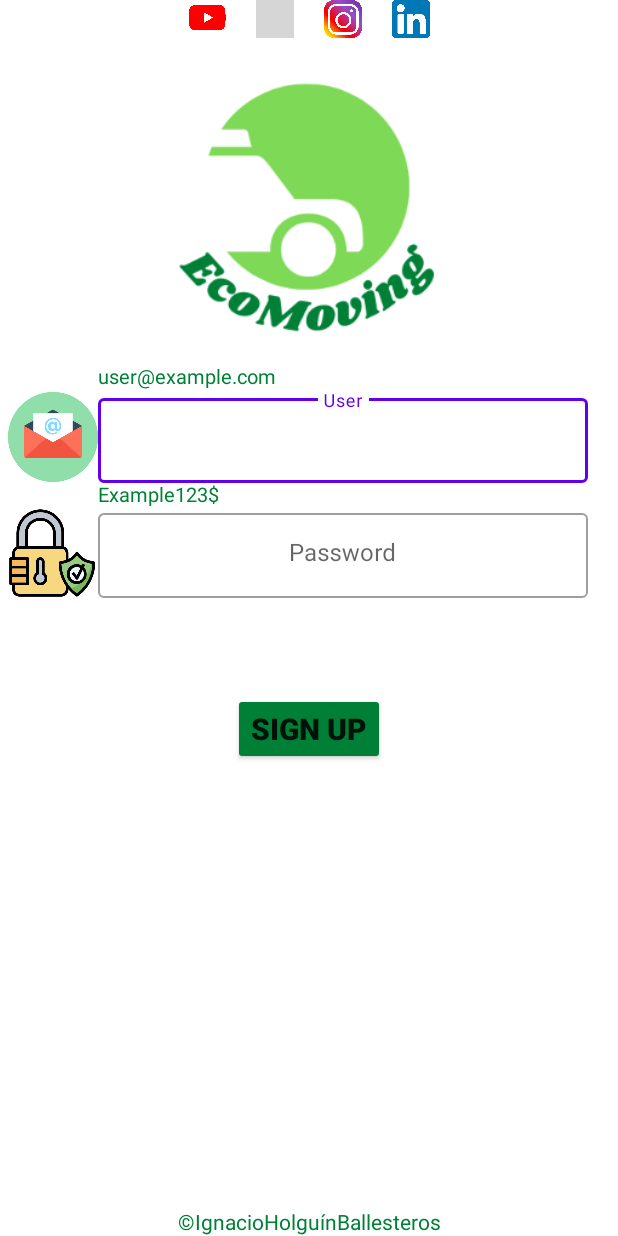
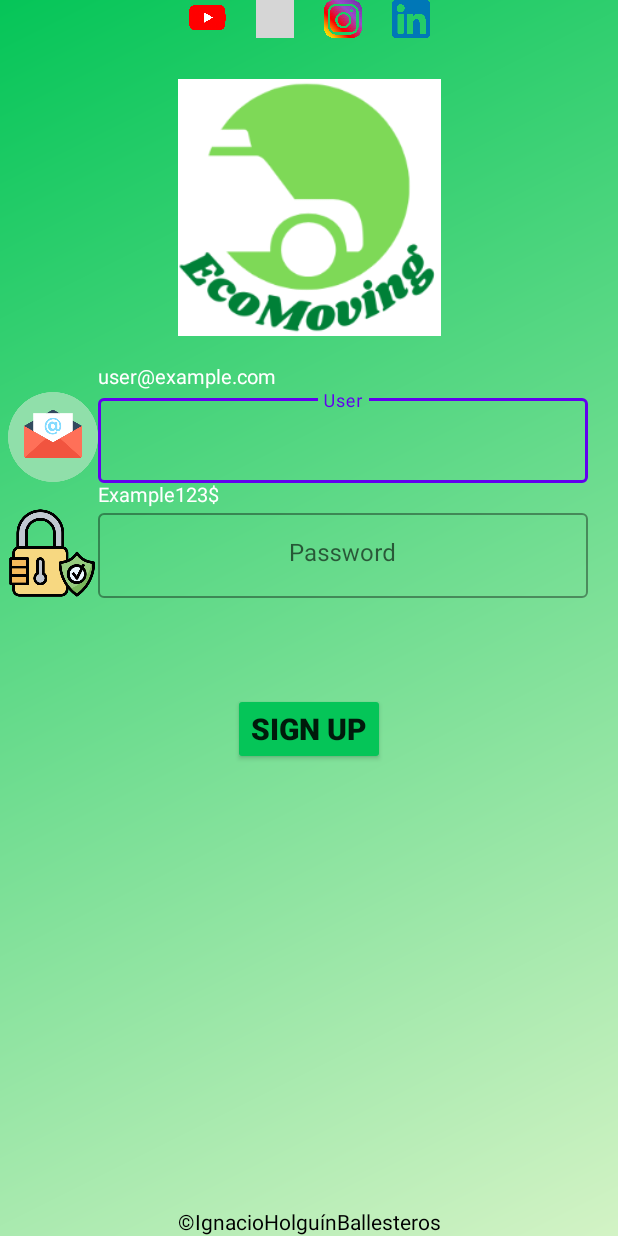
Before and after one commit to ignhol211/EcoMoving_Frontend, an Android app: the screen it shows after launch (LoginActivity), on a phone screen of 412 x 824 dp. Run offline under Robolectric (Android 15) with nearby library versions, the phone set to English and light mode, and no system bars; grey boxes are pictures that could not be loaded.

Commit message:
12/06/2022 Entregado

```diff
--- /dev/null
+++ b/app/src/main/res/drawable/gradient.xml
@@ -0,0 +1,10 @@
+<?xml version="1.0" encoding="utf-8"?>
+<shape
+    xmlns:android="http://schemas.android.com/apk/res/android"
+    android:shape="rectangle" >
+    <gradient
+        android:type="linear"
+        android:angle="135"
+        android:startColor="@color/ecomoving_lightgreen"
+        android:endColor="@color/ecomoving_darkgreen"/>
+</shape>
--- a/app/src/main/res/drawable/splash_screen.xml
+++ b/app/src/main/res/drawable/splash_screen.xml
@@ -2,16 +2,19 @@
 <layer-list android:opacity="opaque"
     xmlns:android="http://schemas.android.com/apk/res/android">
 
-    <item android:drawable="@color/ecomoving_lightgreen"/>
+    <item android:drawable="@drawable/gradient"/>
 
     <item
         android:left="150dp"
         android:right="150dp"
         android:top="300dp"
-        android:bottom="300dp">
+        android:bottom="300dp"
+        android:gravity="center">
 
         <bitmap android:src="@mipmap/ecomoving_logo"/>
 
     </item>
 
+
+
 </layer-list>
--- a/app/src/main/res/layout/login_activity.xml
+++ b/app/src/main/res/layout/login_activity.xml
@@ -5,7 +5,7 @@
     android:layout_width="match_parent"
     android:layout_height="match_parent"
     tools:context=".login.LoginActivity"
-    android:backgroundTint="@color/ecomoving_lightgreen">
+    android:background="@drawable/gradient">
 
     <LinearLayout
         android:id="@+id/social_media"
@@ -48,7 +48,7 @@
             android:contentDescription="@string/linkedin"/>
     </LinearLayout>
 
-    <ImageView
+    <com.google.android.material.imageview.ShapeableImageView
         android:id="@+id/iv_logo"
         android:layout_width="175dp"
         android:layout_height="175dp"
@@ -67,7 +67,7 @@
         android:layout_height="wrap_content"
         android:layout_marginVertical="15dp"
         android:text="@string/userformat"
-        android:textColor="@color/ecomoving_darkgreen"
+        android:textColor="@color/white"
         android:textSize="13sp"
         android:visibility="visible"
         app:layout_constraintBottom_toTopOf="@+id/til_user"
@@ -101,6 +101,7 @@
             android:layout_width="match_parent"
             android:layout_height="wrap_content"
             android:gravity="center_horizontal"
+            android:textColor="@color/white"
             android:hint="@string/login_user"
             android:inputType="text"
             app:errorEnabled="true"/>
@@ -112,7 +113,7 @@
         android:layout_height="wrap_content"
         android:layout_marginVertical="15dp"
         android:text="@string/passwordformat"
-        android:textColor="@color/ecomoving_darkgreen"
+        android:textColor="@color/white"
         android:textSize="13sp"
         android:visibility="visible"
         app:layout_constraintBottom_toTopOf="@+id/til_password"
@@ -147,6 +148,7 @@
             android:layout_width="match_parent"
             android:layout_height="wrap_content"
             android:gravity="center_horizontal"
+            android:textColor="@color/white"
             android:hint="@string/login_password"
             android:inputType="textPassword"
             app:errorEnabled="true" />
@@ -187,7 +189,7 @@
         app:layout_constraintBottom_toBottomOf="parent"
         app:layout_constraintEnd_toEndOf="parent"
         app:layout_constraintStart_toStartOf="parent"
-        android:textColor="@color/ecomoving_darkgreen"
+        android:textColor="@color/black"
         android:text="@string/copyright"/>
 
 </androidx.constraintlayout.widget.ConstraintLayout>
--- a/app/src/main/res/layout/maps_activity.xml
+++ b/app/src/main/res/layout/maps_activity.xml
@@ -5,6 +5,7 @@
     xmlns:tools="http://schemas.android.com/tools"
     android:layout_width="match_parent"
     android:layout_height="match_parent"
+    android:background="@drawable/gradient"
     tools:context=".journey.MapsActivity">
 
     <fragment
--- a/app/src/main/res/layout/signup_activity.xml
+++ b/app/src/main/res/layout/signup_activity.xml
@@ -3,7 +3,8 @@
     xmlns:app="http://schemas.android.com/apk/res-auto"
     xmlns:tools="http://schemas.android.com/tools"
     android:layout_width="match_parent"
-    android:layout_height="match_parent">
+    android:layout_height="match_parent"
+    android:background="@drawable/gradient">
 
 
     <TextView
@@ -12,7 +13,7 @@
         android:layout_height="wrap_content"
         android:layout_marginVertical="15dp"
         android:text="@string/userformat"
-        android:textColor="@color/ecomoving_darkgreen"
+        android:textColor="@color/white"
         android:textSize="13sp"
         android:visibility="visible"
         app:layout_constraintBottom_toTopOf="@+id/til_user"
@@ -45,6 +46,7 @@
             android:layout_width="match_parent"
             android:layout_height="wrap_content"
             android:gravity="center_horizontal"
+            android:textColor="@color/white"
             android:hint="@string/login_user"
             android:inputType="text"
             app:errorEnabled="true"/>
@@ -56,7 +58,7 @@
         android:layout_height="wrap_content"
         android:layout_marginTop="15dp"
         android:text="@string/passwordformat"
-        android:textColor="@color/ecomoving_darkgreen"
+        android:textColor="@color/white"
         android:textSize="13sp"
         android:visibility="visible"
         app:layout_constraintBottom_toTopOf="@+id/til_password"
@@ -90,6 +92,7 @@
             android:layout_width="match_parent"
             android:layout_height="wrap_content"
             android:gravity="center_horizontal"
+            android:textColor="@color/white"
             android:hint="@string/login_password"
             android:inputType="textPassword"
             app:errorEnabled="true" />
--- a/app/src/main/res/values/colors.xml
+++ b/app/src/main/res/values/colors.xml
@@ -7,7 +7,7 @@
     <color name="teal_700">#FF018786</color>
     <color name="black">#FF000000</color>
     <color name="white">#FFFFFFFF</color>
-    <color name="ecomoving_lightgreen">#BADFAA</color>
-    <color name="ecomoving_darkgreen">#008037</color>
+    <color name="ecomoving_lightgreen">#D3F3C5</color>
+    <color name="ecomoving_darkgreen">#05C558</color>
     <color name="background_green">#C9FFBD</color>
 </resources>
--- a/app/src/main/res/values/themes.xml
+++ b/app/src/main/res/values/themes.xml
@@ -19,4 +19,5 @@
             @drawable/splash_screen
         </item>
     </style>
+
 </resources>
```
